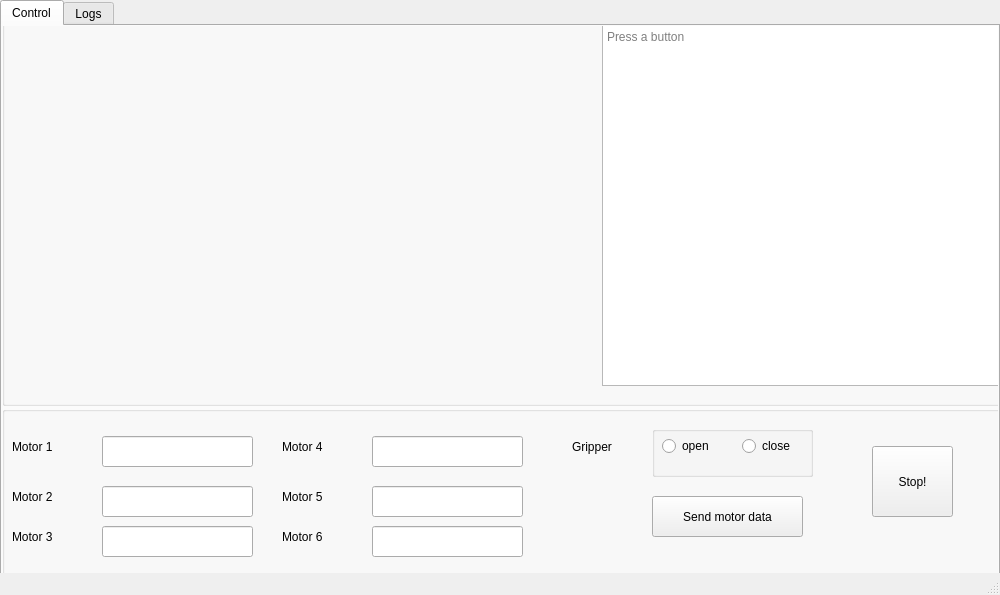
The window that src/MainWindow.ui (sq8vps/haller-control) describes before a commit, drawn with Qt 5.
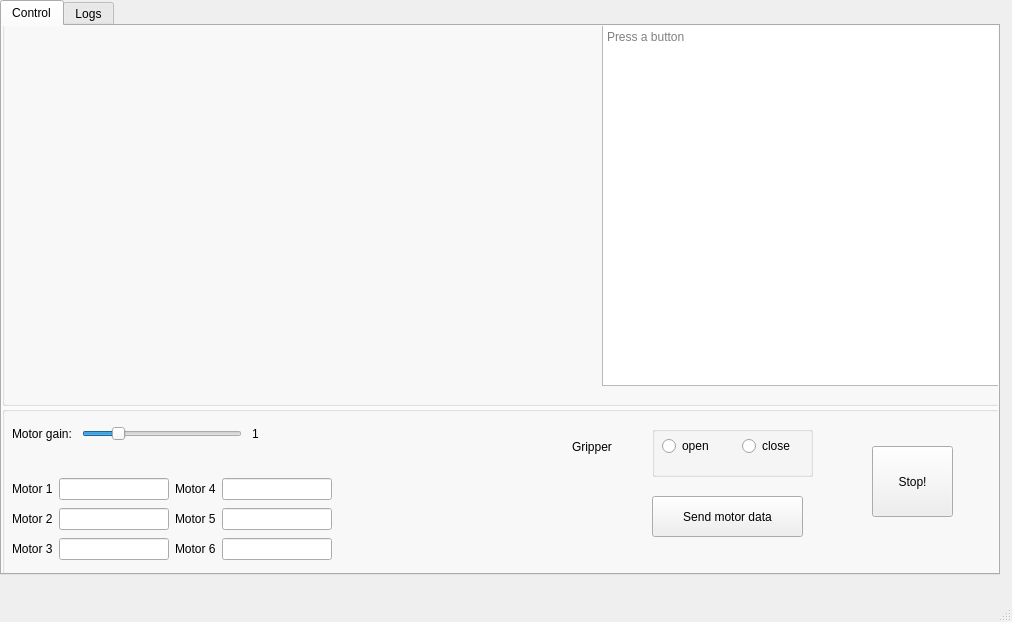
The same window after the commit.

Commit message: joystick gain slider

Patch:
```diff
--- a/src/MainWindow.ui
+++ b/src/MainWindow.ui
@@ -6,8 +6,8 @@
    <rect>
     <x>0</x>
     <y>0</y>
-    <width>1000</width>
-    <height>595</height>
+    <width>1012</width>
+    <height>622</height>
    </rect>
   </property>
   <property name="windowTitle">
@@ -81,58 +81,6 @@
       <property name="flat">
        <bool>true</bool>
       </property>
-      <widget class="QLabel" name="label">
-       <property name="geometry">
-        <rect>
-         <x>10</x>
-         <y>30</y>
-         <width>81</width>
-         <height>21</height>
-        </rect>
-       </property>
-       <property name="text">
-        <string>Motor 1</string>
-       </property>
-      </widget>
-      <widget class="QLabel" name="label_2">
-       <property name="geometry">
-        <rect>
-         <x>10</x>
-         <y>80</y>
-         <width>81</width>
-         <height>21</height>
-        </rect>
-       </property>
-       <property name="text">
-        <string>Motor 2</string>
-       </property>
-      </widget>
-      <widget class="QLabel" name="label_3">
-       <property name="geometry">
-        <rect>
-         <x>280</x>
-         <y>80</y>
-         <width>81</width>
-         <height>21</height>
-        </rect>
-       </property>
-       <property name="text">
-        <string>Motor 5</string>
-       </property>
-      </widget>
-      <widget class="QLabel" name="label_4">
-       <property name="geometry">
-        <rect>
-         <x>280</x>
-         <y>30</y>
-         <width>81</width>
-         <height>21</height>
-        </rect>
-       </property>
-       <property name="text">
-        <string>Motor 4</string>
-       </property>
-      </widget>
       <widget class="QLabel" name="label_6">
        <property name="geometry">
         <rect>
@@ -146,58 +94,6 @@
         <string>Gripper</string>
        </property>
       </widget>
-      <widget class="QLineEdit" name="motor5">
-       <property name="geometry">
-        <rect>
-         <x>370</x>
-         <y>80</y>
-         <width>151</width>
-         <height>31</height>
-        </rect>
-       </property>
-       <property name="maxLength">
-        <number>10</number>
-       </property>
-      </widget>
-      <widget class="QLineEdit" name="motor4">
-       <property name="geometry">
-        <rect>
-         <x>370</x>
-         <y>30</y>
-         <width>151</width>
-         <height>31</height>
-        </rect>
-       </property>
-       <property name="maxLength">
-        <number>10</number>
-       </property>
-      </widget>
-      <widget class="QLineEdit" name="motor2">
-       <property name="geometry">
-        <rect>
-         <x>100</x>
-         <y>80</y>
-         <width>151</width>
-         <height>31</height>
-        </rect>
-       </property>
-       <property name="maxLength">
-        <number>10</number>
-       </property>
-      </widget>
-      <widget class="QLineEdit" name="motor1">
-       <property name="geometry">
-        <rect>
-         <x>100</x>
-         <y>30</y>
-         <width>151</width>
-         <height>31</height>
-        </rect>
-       </property>
-       <property name="maxLength">
-        <number>10</number>
-       </property>
-      </widget>
       <widget class="QPushButton" name="sendMotorDataButton">
        <property name="geometry">
         <rect>
@@ -260,57 +156,149 @@
         <string>Stop!</string>
        </property>
       </widget>
-      <widget class="QLabel" name="label_7">
+      <widget class="QSlider" name="hsMotorGain">
        <property name="geometry">
         <rect>
-         <x>280</x>
-         <y>120</y>
-         <width>81</width>
-         <height>21</height>
+         <x>80</x>
+         <y>20</y>
+         <width>160</width>
+         <height>16</height>
         </rect>
        </property>
-       <property name="text">
-        <string>Motor 6</string>
+       <property name="minimum">
+        <number>0</number>
        </property>
+       <property name="maximum">
+        <number>500</number>
+       </property>
+       <property name="value">
+        <number>100</number>
+       </property>
+       <property name="orientation">
+        <enum>Qt::Horizontal</enum>
+       </property>
       </widget>
-      <widget class="QLineEdit" name="motor6">
+      <widget class="QLabel" name="label_8">
        <property name="geometry">
         <rect>
-         <x>370</x>
-         <y>120</y>
-         <width>151</width>
-         <height>31</height>
+         <x>10</x>
+         <y>20</y>
+         <width>61</width>
+         <height>16</height>
         </rect>
        </property>
-       <property name="maxLength">
-        <number>10</number>
+       <property name="text">
+        <string>Motor gain:</string>
        </property>
       </widget>
-      <widget class="QLineEdit" name="motor3">
+      <widget class="QLabel" name="laMotorGain">
        <property name="geometry">
         <rect>
-         <x>100</x>
-         <y>120</y>
-         <width>151</width>
-         <height>31</height>
+         <x>250</x>
+         <y>20</y>
+         <width>31</width>
+         <height>16</height>
         </rect>
        </property>
-       <property name="maxLength">
-        <number>10</number>
+       <property name="text">
+        <string>1</string>
        </property>
       </widget>
-      <widget class="QLabel" name="label_5">
+      <widget class="QWidget" name="">
        <property name="geometry">
         <rect>
          <x>10</x>
-         <y>120</y>
-         <width>81</width>
-         <height>21</height>
+         <y>70</y>
+         <width>320</width>
+         <height>86</height>
         </rect>
        </property>
-       <property name="text">
-        <string>Motor 3</string>
-       </property>
+       <layout class="QGridLayout" name="gridLayout">
+        <item row="0" column="0">
+         <widget class="QLabel" name="label">
+          <property name="text">
+           <string>Motor 1</string>
+          </property>
+         </widget>
+        </item>
+        <item row="0" column="1">
+         <widget class="QLineEdit" name="motor1">
+          <property name="maxLength">
+           <number>10</number>
+          </property>
+         </widget>
+        </item>
+        <item row="0" column="2">
+         <widget class="QLabel" name="label_4">
+          <property name="text">
+           <string>Motor 4</string>
+          </property>
+         </widget>
+        </item>
+        <item row="0" column="3">
+         <widget class="QLineEdit" name="motor4">
+          <property name="maxLength">
+           <number>10</number>
+          </property>
+         </widget>
+        </item>
+        <item row="1" column="0">
+         <widget class="QLabel" name="label_2">
+          <property name="text">
+           <string>Motor 2</string>
+          </property>
+         </widget>
+        </item>
+        <item row="1" column="1">
+         <widget class="QLineEdit" name="motor2">
+          <property name="maxLength">
+           <number>10</number>
+          </property>
+         </widget>
+        </item>
+        <item row="1" column="2">
+         <widget class="QLabel" name="label_3">
+          <property name="text">
+           <string>Motor 5</string>
+          </property>
+         </widget>
+        </item>
+        <item row="1" column="3">
+         <widget class="QLineEdit" name="motor5">
+          <property name="maxLength">
+           <number>10</number>
+          </property>
+         </widget>
+        </item>
+        <item row="2" column="0">
+         <widget class="QLabel" name="label_5">
+          <property name="text">
+           <string>Motor 3</string>
+          </property>
+         </widget>
+        </item>
+        <item row="2" column="1">
+         <widget class="QLineEdit" name="motor3">
+          <property name="maxLength">
+           <number>10</number>
+          </property>
+         </widget>
+        </item>
+        <item row="2" column="2">
+         <widget class="QLabel" name="label_7">
+          <property name="text">
+           <string>Motor 6</string>
+          </property>
+         </widget>
+        </item>
+        <item row="2" column="3">
+         <widget class="QLineEdit" name="motor6">
+          <property name="maxLength">
+           <number>10</number>
+          </property>
+         </widget>
+        </item>
+       </layout>
       </widget>
      </widget>
     </widget>
```
Left out of the diff: 4 changed lines with no effect on the pictures. The commit also changes 4 other files.
